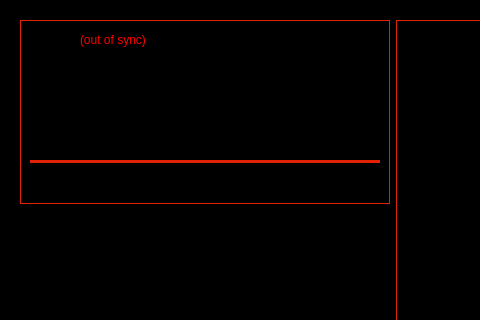
First picture: the form in src/qt/forms/overviewpage.ui, repository SamiAhmed7777/triangles_v5, before the edit; both pictures show x 0 to 480 and y 0 to 320 of the 785 by 509 pixel window.
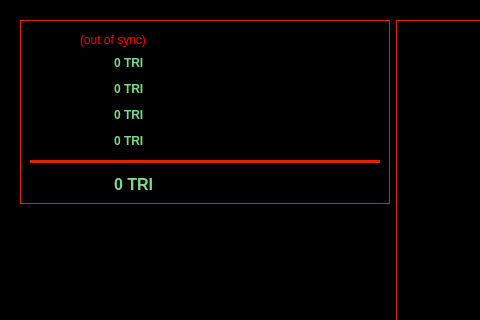
Second picture: the form after the edit. Icons and pictures are not drawn.

Commit message: ui: recolor overview — orange→yellow icons, green positive balances/txns, red-off I2P/Tor

The edit to the form file:
```diff
--- a/src/qt/forms/overviewpage.ui
+++ b/src/qt/forms/overviewpage.ui
@@ -16,9 +16,9 @@
      <colorrole role="WindowText">
       <brush brushstyle="SolidPattern">
        <color alpha="255">
-        <red>242</red>
-        <green>101</green>
-        <blue>34</blue>
+        <red>255</red>
+        <green>224</green>
+        <blue>102</blue>
        </color>
       </brush>
      </colorrole>
@@ -35,44 +35,44 @@
       <brush brushstyle="SolidPattern">
        <color alpha="255">
         <red>255</red>
-        <green>180</green>
-        <blue>144</blue>
+        <green>243</green>
+        <blue>170</blue>
        </color>
       </brush>
      </colorrole>
      <colorrole role="Midlight">
       <brush brushstyle="SolidPattern">
        <color alpha="255">
-        <red>248</red>
-        <green>140</green>
-        <blue>89</blue>
+        <red>252</red>
+        <green>221</green>
+        <blue>120</blue>
        </color>
       </brush>
      </colorrole>
      <colorrole role="Dark">
       <brush brushstyle="SolidPattern">
        <color alpha="255">
-        <red>121</red>
-        <green>50</green>
-        <blue>17</blue>
+        <red>140</red>
+        <green>100</green>
+        <blue>30</blue>
        </color>
       </brush>
      </colorrole>
      <colorrole role="Mid">
       <brush brushstyle="SolidPattern">
        <color alpha="255">
-        <red>161</red>
-        <green>67</green>
-        <blue>22</blue>
+        <red>180</red>
+        <green>140</green>
+        <blue>40</blue>
        </color>
       </brush>
      </colorrole>
      <colorrole role="Text">
       <brush brushstyle="SolidPattern">
        <color alpha="255">
-        <red>242</red>
-        <green>101</green>
-        <blue>34</blue>
+        <red>255</red>
+        <green>224</green>
+        <blue>102</blue>
        </color>
       </brush>
      </colorrole>
@@ -88,9 +88,9 @@
      <colorrole role="ButtonText">
       <brush brushstyle="SolidPattern">
        <color alpha="255">
-        <red>242</red>
-        <green>101</green>
-        <blue>34</blue>
+        <red>255</red>
+        <green>224</green>
+        <blue>102</blue>
        </color>
       </brush>
      </colorrole>
@@ -124,9 +124,9 @@
      <colorrole role="AlternateBase">
       <brush brushstyle="SolidPattern">
        <color alpha="255">
-        <red>248</red>
-        <green>178</green>
-        <blue>144</blue>
+        <red>252</red>
+        <green>231</green>
+        <blue>180</blue>
        </color>
       </brush>
      </colorrole>
@@ -153,9 +153,9 @@
      <colorrole role="WindowText">
       <brush brushstyle="SolidPattern">
        <color alpha="255">
-        <red>242</red>
-        <green>101</green>
-        <blue>34</blue>
+        <red>255</red>
+        <green>224</green>
+        <blue>102</blue>
        </color>
       </brush>
      </colorrole>
@@ -172,44 +172,44 @@
       <brush brushstyle="SolidPattern">
        <color alpha="255">
         <red>255</red>
-        <green>180</green>
-        <blue>144</blue>
+        <green>243</green>
+        <blue>170</blue>
        </color>
       </brush>
      </colorrole>
      <colorrole role="Midlight">
       <brush brushstyle="SolidPattern">
        <color alpha="255">
-        <red>248</red>
-        <green>140</green>
-        <blue>89</blue>
+        <red>252</red>
+        <green>221</green>
+        <blue>120</blue>
        </color>
       </brush>
      </colorrole>
      <colorrole role="Dark">
       <brush brushstyle="SolidPattern">
        <color alpha="255">
-        <red>121</red>
-        <green>50</green>
-        <blue>17</blue>
+        <red>140</red>
+        <green>100</green>
+        <blue>30</blue>
        </color>
       </brush>
      </colorrole>
      <colorrole role="Mid">
       <brush brushstyle="SolidPattern">
        <color alpha="255">
-        <red>161</red>
-        <green>67</green>
-        <blue>22</blue>
+        <red>180</red>
+        <green>140</green>
+        <blue>40</blue>
        </color>
       </brush>
      </colorrole>
      <colorrole role="Text">
       <brush brushstyle="SolidPattern">
        <color alpha="255">
-        <red>242</red>
-        <green>101</green>
-        <blue>34</blue>
+        <red>255</red>
+        <green>224</green>
+        <blue>102</blue>
        </color>
       </brush>
      </colorrole>
@@ -225,9 +225,9 @@
      <colorrole role="ButtonText">
       <brush brushstyle="SolidPattern">
        <color alpha="255">
-        <red>242</red>
-        <green>101</green>
-        <blue>34</blue>
+        <red>255</red>
+        <green>224</green>
+        <blue>102</blue>
        </color>
       </brush>
      </colorrole>
@@ -261,9 +261,9 @@
      <colorrole role="AlternateBase">
       <brush brushstyle="SolidPattern">
        <color alpha="255">
-        <red>248</red>
-        <green>178</green>
-        <blue>144</blue>
+        <red>252</red>
+        <green>231</green>
+        <blue>180</blue>
        </color>
       </brush>
      </colorrole>
@@ -290,9 +290,9 @@
      <colorrole role="WindowText">
       <brush brushstyle="SolidPattern">
        <color alpha="255">
-        <red>242</red>
-        <green>101</green>
-        <blue>34</blue>
+        <red>255</red>
+        <green>224</green>
+        <blue>102</blue>
        </color>
       </brush>
      </colorrole>
@@ -309,44 +309,44 @@
       <brush brushstyle="SolidPattern">
        <color alpha="255">
         <red>255</red>
-        <green>180</green>
-        <blue>144</blue>
+        <green>243</green>
+        <blue>170</blue>
        </color>
       </brush>
      </colorrole>
      <colorrole role="Midlight">
       <brush brushstyle="SolidPattern">
        <color alpha="255">
-        <red>248</red>
-        <green>140</green>
-        <blue>89</blue>
+        <red>252</red>
+        <green>221</green>
+        <blue>120</blue>
        </color>
       </brush>
      </colorrole>
      <colorrole role="Dark">
       <brush brushstyle="SolidPattern">
        <color alpha="255">
-        <red>121</red>
-        <green>50</green>
-        <blue>17</blue>
+        <red>140</red>
+        <green>100</green>
+        <blue>30</blue>
        </color>
       </brush>
      </colorrole>
      <colorrole role="Mid">
       <brush brushstyle="SolidPattern">
        <color alpha="255">
-        <red>161</red>
-        <green>67</green>
-        <blue>22</blue>
+        <red>180</red>
+        <green>140</green>
+        <blue>40</blue>
        </color>
       </brush>
      </colorrole>
      <colorrole role="Text">
       <brush brushstyle="SolidPattern">
        <color alpha="255">
-        <red>242</red>
-        <green>101</green>
-        <blue>34</blue>
+        <red>255</red>
+        <green>224</green>
+        <blue>102</blue>
        </color>
       </brush>
      </colorrole>
@@ -362,9 +362,9 @@
      <colorrole role="ButtonText">
       <brush brushstyle="SolidPattern">
        <color alpha="255">
-        <red>242</red>
-        <green>101</green>
-        <blue>34</blue>
+        <red>255</red>
+        <green>224</green>
+        <blue>102</blue>
        </color>
       </brush>
      </colorrole>
@@ -398,9 +398,9 @@
      <colorrole role="AlternateBase">
       <brush brushstyle="SolidPattern">
        <color alpha="255">
-        <red>242</red>
-        <green>101</green>
-        <blue>34</blue>
+        <red>252</red>
+        <green>231</green>
+        <blue>180</blue>
        </color>
       </brush>
      </colorrole>
@@ -434,7 +434,7 @@
 QWidget#line	{
 	border: 2px solid #e32105;
 	}
-
+QLabel#labelBalance, QLabel#labelTotal, QLabel#labelStake, QLabel#labelUnconfirmed, QLabel#labelImmature { color: #7CDB8A; }
 </string>
   </property>
   <layout class="QHBoxLayout" name="horizontalLayout" stretch="0">
```
The commit also changes 4 other files.
